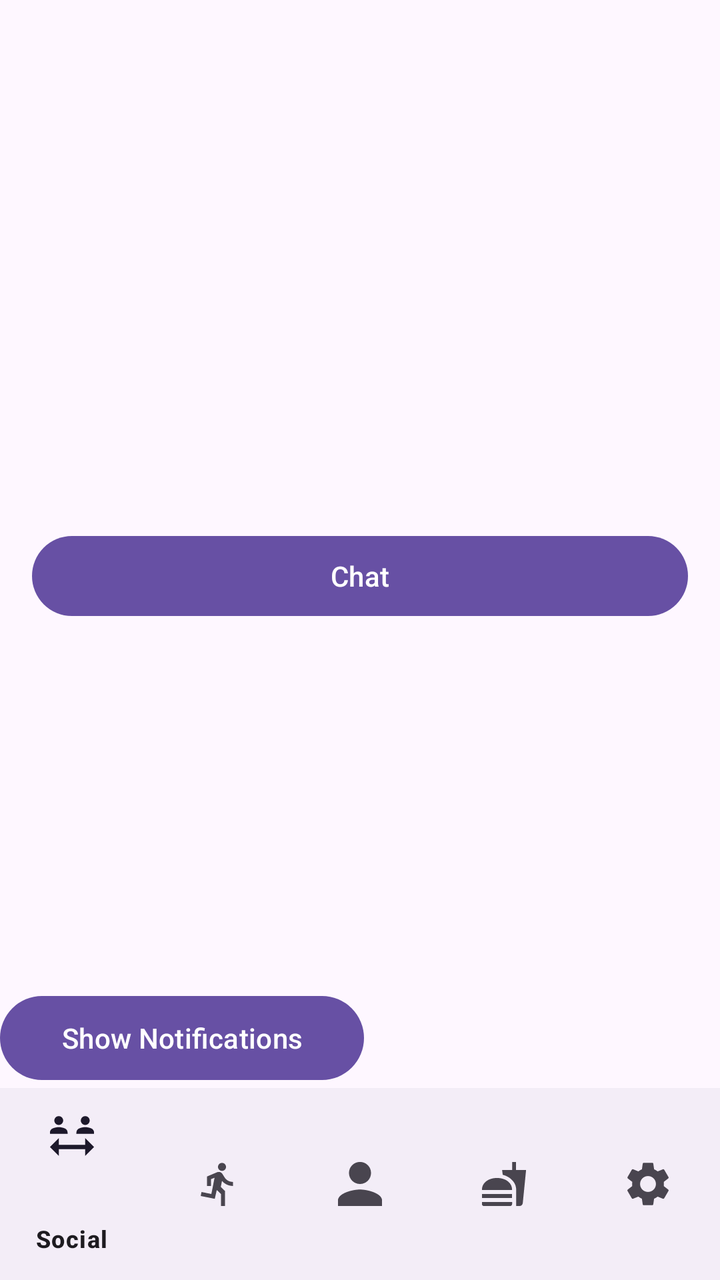
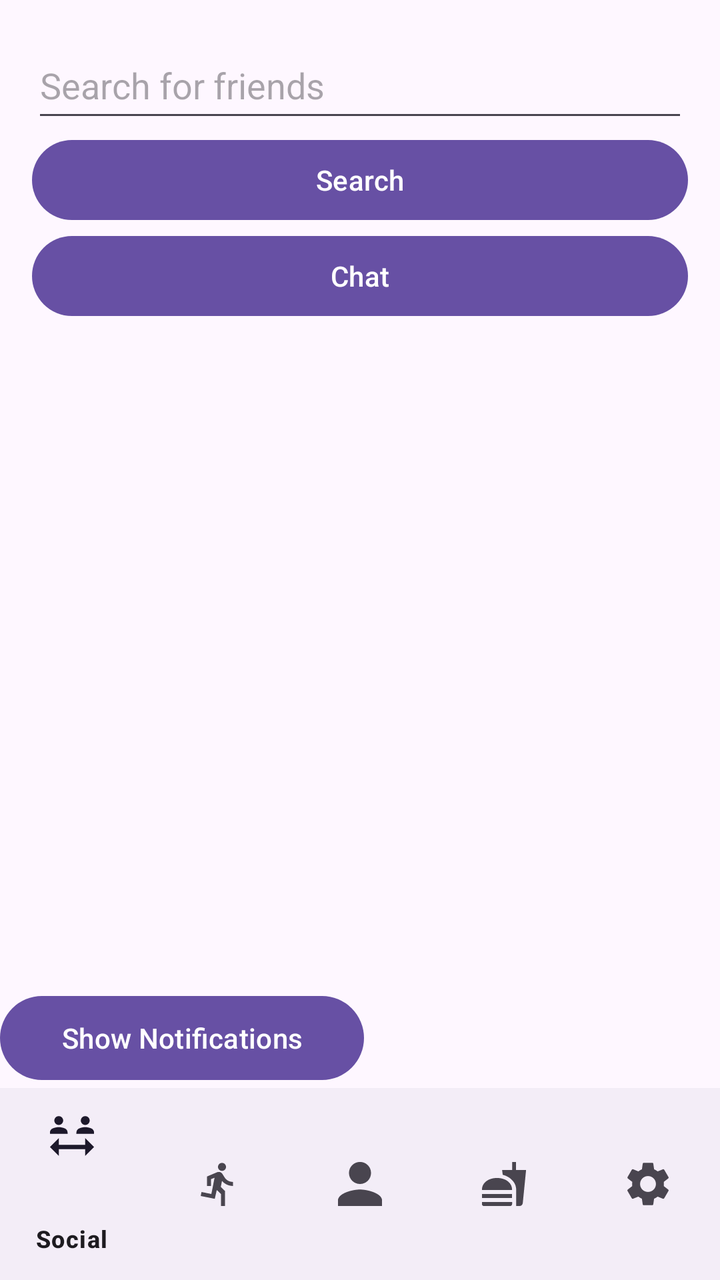

Two renders of the same Android screen: before a commit and after it. Below are the layout's source before the change and the commit's diff.
<!-- AndroidManifest.xml: application theme Theme.AndroidExample -->
<!-- res/layout/activity_social.xml -->
<?xml version="1.0" encoding="utf-8"?>
<androidx.constraintlayout.widget.ConstraintLayout
    xmlns:android="http://schemas.android.com/apk/res/android"
    xmlns:app="http://schemas.android.com/apk/res-auto"
    xmlns:tools="http://schemas.android.com/tools"
    android:layout_width="match_parent"
    android:layout_height="match_parent">

    <LinearLayout
        android:id="@+id/upper_section"
        android:layout_width="0dp"
        android:layout_height="0dp"
        android:orientation="vertical"
        android:padding="16dp"
        app:layout_constraintBottom_toTopOf="@+id/guideline"
        app:layout_constraintEnd_toEndOf="parent"
        app:layout_constraintHorizontal_bias="0.0"
        app:layout_constraintStart_toStartOf="parent"
        app:layout_constraintTop_toTopOf="parent"
        app:layout_constraintVertical_bias="0.0">

        <androidx.appcompat.widget.SearchView
            android:id="@+id/search_view"
            android:layout_width="0dp"
            android:layout_height="wrap_content" />

        <ScrollView
            android:id="@+id/friend_list_view"
            android:layout_width="match_parent"
            android:layout_height="200dp">

            <androidx.recyclerview.widget.RecyclerView
                android:id="@+id/friends_recycler_view"
                android:layout_width="match_parent"
                android:layout_height="wrap_content" />

        </ScrollView>

        <Button
            android:id="@+id/chat_button"
            android:layout_width="match_parent"
            android:layout_height="wrap_content"
            android:text="Chat" />


    </LinearLayout>

    <Button
        android:id="@+id/notification_button"
        android:layout_width="182dp"
        android:layout_height="50dp"
        android:text="Show Notifications"
        app:layout_constraintBottom_toTopOf="@+id/bottom_navigation"
        app:layout_constraintStart_toStartOf="parent" />


<androidx.constraintlayout.widget.Guideline
    android:id="@+id/guideline"
    android:layout_width="wrap_content"
    android:layout_height="wrap_content"
    android:orientation="horizontal"
    app:layout_constraintGuide_percent="0.85" />


<com.google.android.material.bottomnavigation.BottomNavigationView
    android:id="@+id/bottom_navigation"
    android:layout_width="0dp"
    android:layout_height="0dp"
    app:layout_constraintBottom_toBottomOf="parent"
    app:layout_constraintEnd_toEndOf="parent"
    app:layout_constraintHorizontal_bias="0.0"
    app:layout_constraintStart_toStartOf="parent"
    app:layout_constraintTop_toBottomOf="@+id/guideline"
    app:layout_constraintVertical_bias="0.0"
    app:menu="@menu/bottom_nav_menu" />

    </androidx.constraintlayout.widget.ConstraintLayout>
<!-- resources referenced by this layout -->
<resources>
  <style name="Theme.AndroidExample" parent="Base.Theme.AndroidExample" />
  <style name="Base.Theme.AndroidExample" parent="Theme.Material3.DayNight.NoActionBar">
          
          
      </style>
</resources>

<!-- the commit's change to res/layout/activity_social.xml (unified diff, before → after) -->
@@ -2,7 +2,6 @@
 <androidx.constraintlayout.widget.ConstraintLayout
     xmlns:android="http://schemas.android.com/apk/res/android"
     xmlns:app="http://schemas.android.com/apk/res-auto"
-    xmlns:tools="http://schemas.android.com/tools"
     android:layout_width="match_parent"
     android:layout_height="match_parent">
 
@@ -19,22 +18,19 @@
         app:layout_constraintTop_toTopOf="parent"
         app:layout_constraintVertical_bias="0.0">
 
-        <androidx.appcompat.widget.SearchView
-            android:id="@+id/search_view"
-            android:layout_width="0dp"
-            android:layout_height="wrap_content" />
+    <EditText
+        android:id="@+id/search_bar"
+        android:layout_width="match_parent"
+        android:layout_height="50dp"
+        android:hint="Search for friends" />
 
-        <ScrollView
-            android:id="@+id/friend_list_view"
+        <Button
+            android:id="@+id/search_button"
             android:layout_width="match_parent"
-            android:layout_height="200dp">
+            android:layout_height="wrap_content"
+            android:text="Search" />
 
-            <androidx.recyclerview.widget.RecyclerView
-                android:id="@+id/friends_recycler_view"
-                android:layout_width="match_parent"
-                android:layout_height="wrap_content" />
 
-        </ScrollView>
 
         <Button
             android:id="@+id/chat_button"
